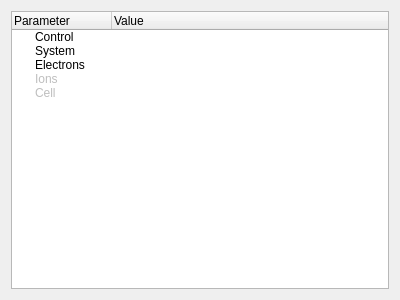
This is vipster/qt/params/pwparam.ui in sgsaenger/vipster as Qt 5 draws it before an edit. The edited form follows.
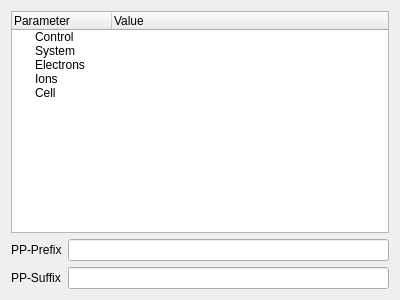
This is the edited form.

Diff of the .ui file:
```diff
--- a/vipster/qt/params/pwparam.ui
+++ b/vipster/qt/params/pwparam.ui
@@ -13,8 +13,18 @@
   <property name="windowTitle">
    <string>Form</string>
   </property>
-  <layout class="QVBoxLayout" name="verticalLayout">
-   <item>
+  <layout class="QGridLayout" name="gridLayout">
+   <item row="2" column="0">
+    <widget class="QLabel" name="prefixLabel">
+     <property name="text">
+      <string>PP-Prefix</string>
+     </property>
+     <property name="buddy">
+      <cstring>prefixEdit</cstring>
+     </property>
+    </widget>
+   </item>
+   <item row="0" column="0" colspan="2">
     <widget class="QTreeWidget" name="paramTree">
      <property name="contextMenuPolicy">
       <enum>Qt::ActionsContextMenu</enum>
@@ -48,20 +58,30 @@
       <property name="text">
        <string>Ions</string>
       </property>
-      <property name="flags">
-       <set>ItemIsSelectable|ItemIsDragEnabled|ItemIsUserCheckable</set>
-      </property>
      </item>
      <item>
       <property name="text">
        <string>Cell</string>
       </property>
-      <property name="flags">
-       <set>ItemIsSelectable|ItemIsDragEnabled|ItemIsUserCheckable</set>
-      </property>
      </item>
     </widget>
    </item>
+   <item row="3" column="0">
+    <widget class="QLabel" name="suffixLabel">
+     <property name="text">
+      <string>PP-Suffix</string>
+     </property>
+     <property name="buddy">
+      <cstring>suffixEdit</cstring>
+     </property>
+    </widget>
+   </item>
+   <item row="2" column="1">
+    <widget class="QLineEdit" name="prefixEdit"/>
+   </item>
+   <item row="3" column="1">
+    <widget class="QLineEdit" name="suffixEdit"/>
+   </item>
   </layout>
  </widget>
  <resources/>
```
